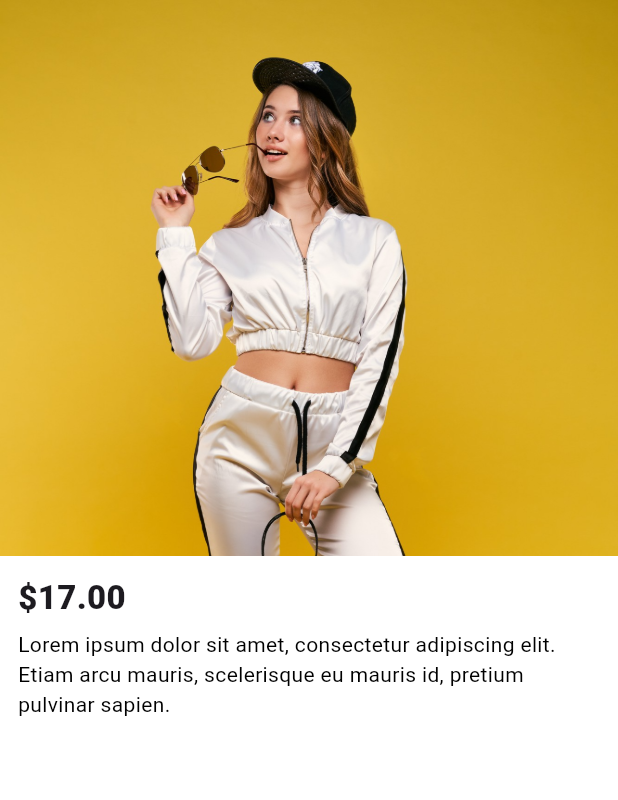
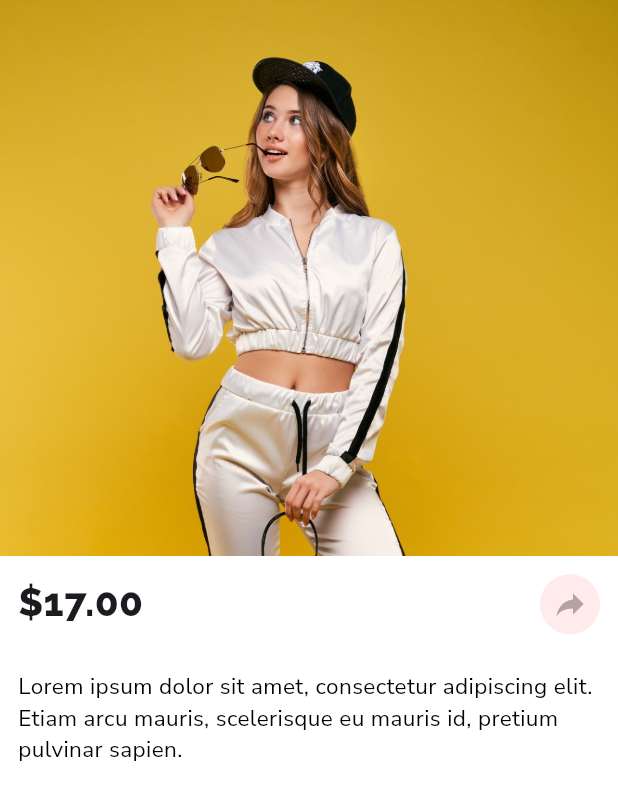
Before and after one commit to RxSeldon/full_product_page, a Flutter app: the ProductHeader widget shown alone on an empty page, opened directly, on a phone screen of 412 x 824 dp. Shown: the top 800 px of the screen. Run offline on Flutter 3.47's test engine with Material 3 defaults, Android fonts, the phone set to English and light mode, and no system bars; our stand-ins replace google_fonts.

Commit message:
changed fonts to raleway

```diff
--- a/lib/widgets/product_header.dart
+++ b/lib/widgets/product_header.dart
@@ -1,4 +1,5 @@
 import 'package:flutter/material.dart';
+import 'package:google_fonts/google_fonts.dart';
 
 class ProductHeader extends StatelessWidget {
   const ProductHeader({super.key});
@@ -18,19 +19,38 @@ class ProductHeader extends StatelessWidget {
         ),
         Padding(
           padding: const EdgeInsets.all(12.0),
-          child: Column(
+          child: Row(
             crossAxisAlignment: CrossAxisAlignment.start,
-            children: const [
+            children: [
               Text(
                 "\$17.00",
-                style: TextStyle(fontSize: 22, fontWeight: FontWeight.w800),
+                style: GoogleFonts.raleway(
+                  fontSize: 26,
+                  fontWeight: FontWeight.w800,
+                ),
               ),
-              SizedBox(height: 6),
-              Text(
-                "Lorem ipsum dolor sit amet, consectetur adipiscing elit. Etiam arcu mauris, scelerisque eu mauris id, pretium pulvinar sapien.",
-                style: TextStyle(color: Colors.black, fontSize: 14),
+              const Spacer(),
+              CircleAvatar(
+                radius: 20,
+                backgroundColor: const Color.fromARGB(255, 255, 235, 235),
+                child: Transform(
+                  alignment: Alignment.center,
+                  transform: Matrix4.identity()..scale(-1.0, 1.0, 1.0),
+                  child: const Icon(
+                    Icons.reply,
+                    color: Color.fromARGB(255, 181, 162, 162),
+                  ),
+                ),
               ),
             ],
+          ),
+        ),
+
+        Padding(
+          padding: const EdgeInsets.all(12),
+          child: Text(
+            "Lorem ipsum dolor sit amet, consectetur adipiscing elit. Etiam arcu mauris, scelerisque eu mauris id, pretium pulvinar sapien.",
+            style: GoogleFonts.nunitoSans(color: Colors.black, fontSize: 15),
           ),
         ),
       ],
--- a/lib/widgets/product_recommendations.dart
+++ b/lib/widgets/product_recommendations.dart
@@ -50,7 +50,6 @@ class ProductRecommendations extends StatelessWidget {
           ),
           const SizedBox(height: 12),
 
-          // ✅ Grid with 2 columns
           GridView.builder(
             shrinkWrap: true,
             physics: const NeverScrollableScrollPhysics(),
--- a/pubspec.yaml
+++ b/pubspec.yaml
@@ -34,6 +34,7 @@ dependencies:
   # The following adds the Cupertino Icons font to your application.
   # Use with the CupertinoIcons class for iOS style icons.
   cupertino_icons: ^1.0.8
+  google_fonts: ^6.3.2
 
 dev_dependencies:
   flutter_test:
```
Also changed, not shown: lib/widgets/product_delivery.dart (+12 -5 lines), lib/widgets/product_specs.dart (+14 -4 lines), lib/widgets/product_variations.dart (+20 -4 lines), pubspec.lock, 1 other file.
